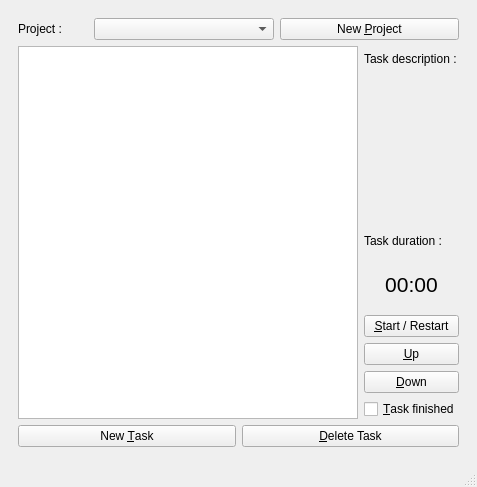
First picture: the form in mainwindow.ui, repository LouisVraie/projectManager, before the edit.
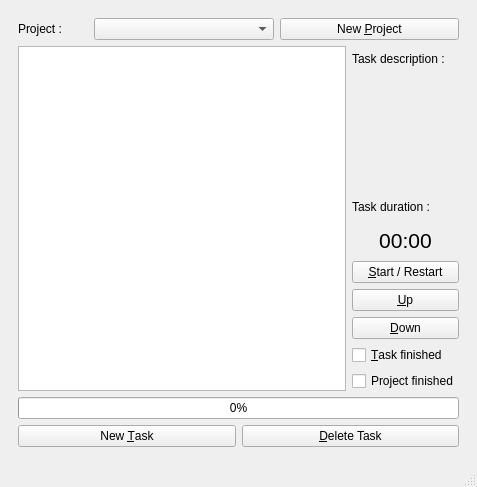
Second picture: the form after the edit.

```diff
--- a/mainwindow.ui
+++ b/mainwindow.ui
@@ -144,7 +144,7 @@
               <property name="maximumSize">
                <size>
                 <width>16777215</width>
-                <height>50</height>
+                <height>30</height>
                </size>
               </property>
               <property name="font">
@@ -188,10 +188,33 @@
               </property>
              </widget>
             </item>
+            <item>
+             <widget class="QCheckBox" name="checkBoxHomeProjectFinished">
+              <property name="layoutDirection">
+               <enum>Qt::LeftToRight</enum>
+              </property>
+              <property name="text">
+               <string>Project finished</string>
+              </property>
+             </widget>
+            </item>
            </layout>
           </item>
          </layout>
         </item>
+        <item>
+         <widget class="QProgressBar" name="progressBarHomeTaskTimer">
+          <property name="value">
+           <number>0</number>
+          </property>
+          <property name="textVisible">
+           <bool>true</bool>
+          </property>
+          <property name="invertedAppearance">
+           <bool>false</bool>
+          </property>
+         </widget>
+        </item>
         <item>
          <layout class="QHBoxLayout" name="horizontalLayout_2">
           <item>
```
